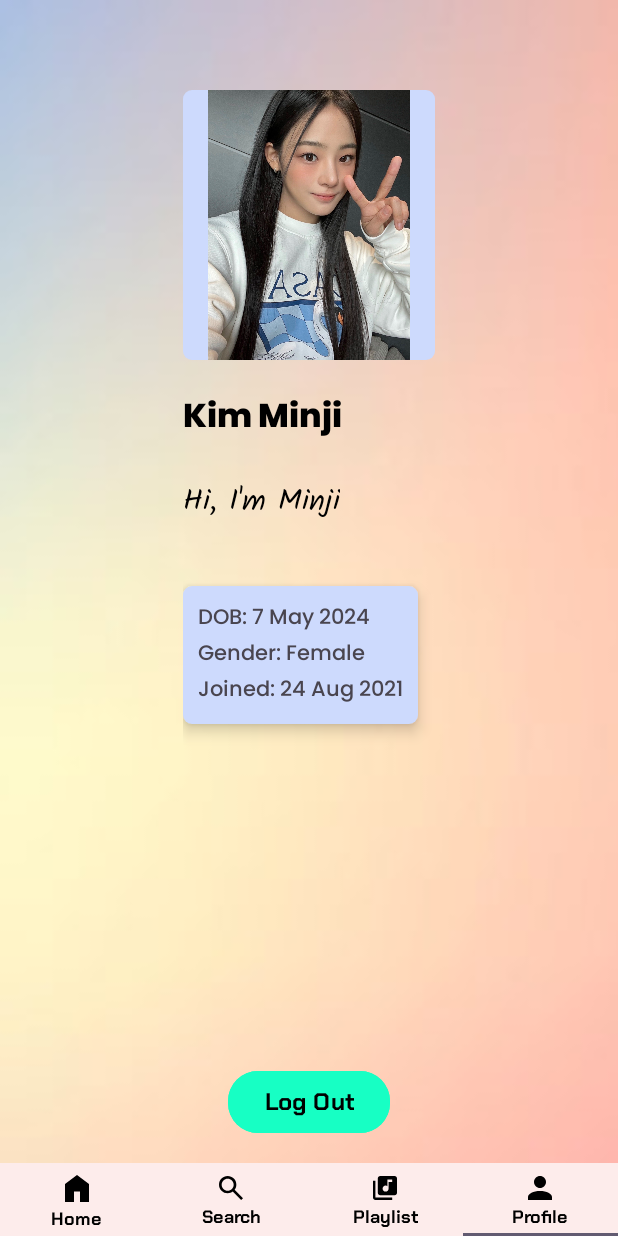
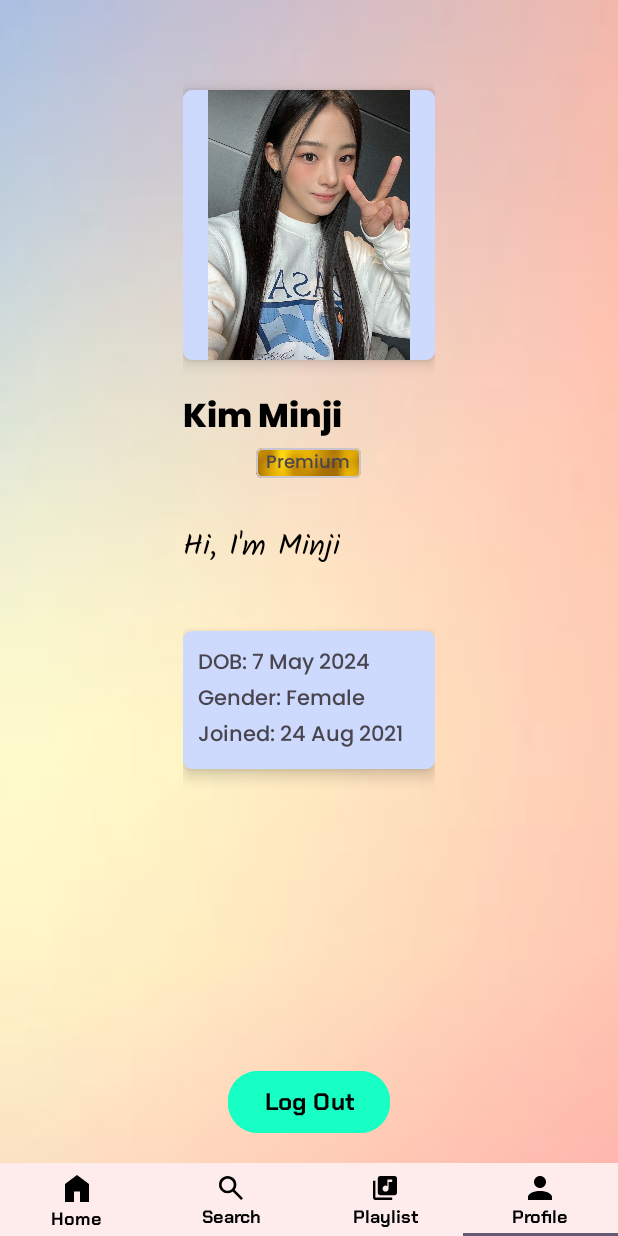
Before and after one commit to D-N-Z-F/MusicPlayerMobileApp, an Android app: the screen it shows after launch (MainActivity), item 4 of the bottom bar chosen, on a phone screen of 412 x 824 dp. Run offline under Robolectric (Android 15) with nearby library versions, the phone set to English and light mode, and no system bars; our stand-ins replace data binding.

Commit message:
ui design 2

```diff
--- a/app/src/main/res/layout/fragment_profile.xml
+++ b/app/src/main/res/layout/fragment_profile.xml
@@ -15,25 +15,36 @@
             android:layout_height="180dp"
             android:layout_centerHorizontal="true"
             android:layout_marginTop="60dp"
+            android:layout_marginBottom="@dimen/twenty_dp"
+            android:src="@drawable/minji"
             android:background="@drawable/corner_radius"
-            android:src="@drawable/minji" />
+            android:elevation="@dimen/six_dp"/>
 
         <TextView
-            android:id="@+id/tvSongTitle"
+            android:id="@+id/tvUserName"
             android:layout_width="wrap_content"
             android:layout_height="wrap_content"
             android:layout_below="@id/ivSongPic"
-            android:layout_marginVertical="@dimen/twenty_dp"
             android:fontFamily="@font/extrabold_poppins"
             android:text="Kim Minji"
             android:textColor="@color/black"
             android:textSize="@dimen/twenty_two_sp" />
 
+
+        <include
+            android:id="@+id/subscriptionStatus"
+            layout="@layout/layout_subscription_item"
+            android:layout_width="70dp"
+            android:layout_height="20dp"
+            android:layout_below="@id/tvUserName"
+            android:layout_centerHorizontal="true" />
+
         <TextView
-            android:id="@+id/tvSongSinger"
+            android:id="@+id/tvBio"
             android:layout_width="wrap_content"
             android:layout_height="wrap_content"
-            android:layout_below="@id/tvSongTitle"
+            android:layout_below="@id/subscriptionStatus"
+            android:layout_marginTop="@dimen/thirty_dp"
             android:layout_marginBottom="@dimen/forty_dp"
             android:fontFamily="@font/regular_kalam"
             android:text="Hi, I'm Minji"
@@ -42,9 +53,9 @@
 
 
         <LinearLayout
-            android:layout_width="wrap_content"
+            android:layout_width="match_parent"
             android:layout_height="wrap_content"
-            android:layout_below="@id/tvSongSinger"
+            android:layout_below="@id/tvBio"
             android:background="@drawable/corner_radius"
             android:elevation="@dimen/six_dp"
             android:orientation="vertical"
--- a/app/src/main/res/layout/layout_subscription_item.xml
+++ b/app/src/main/res/layout/layout_subscription_item.xml
@@ -1,8 +1,14 @@
 <?xml version="1.0" encoding="utf-8"?>
-<RelativeLayout xmlns:android="http://schemas.android.com/apk/res/android"
+<com.google.android.material.card.MaterialCardView xmlns:android="http://schemas.android.com/apk/res/android"
+    xmlns:app="http://schemas.android.com/apk/res-auto"
+    android:layout_width="70dp"
+    android:layout_height="25dp"
+    android:layout_gravity="center"
+    app:cardCornerRadius="@dimen/four_dp">
+
+    <RelativeLayout
         android:layout_width="match_parent"
         android:layout_height="match_parent"
-    android:layout_gravity="center"
         android:background="@drawable/gold_bg">
 
         <TextView
@@ -13,3 +19,5 @@
             android:text="Premium"
             android:textSize="@dimen/twelve_sp" />
     </RelativeLayout>
+
+</com.google.android.material.card.MaterialCardView>
```
Lines whose indentation alone changed are shown as unchanged.
